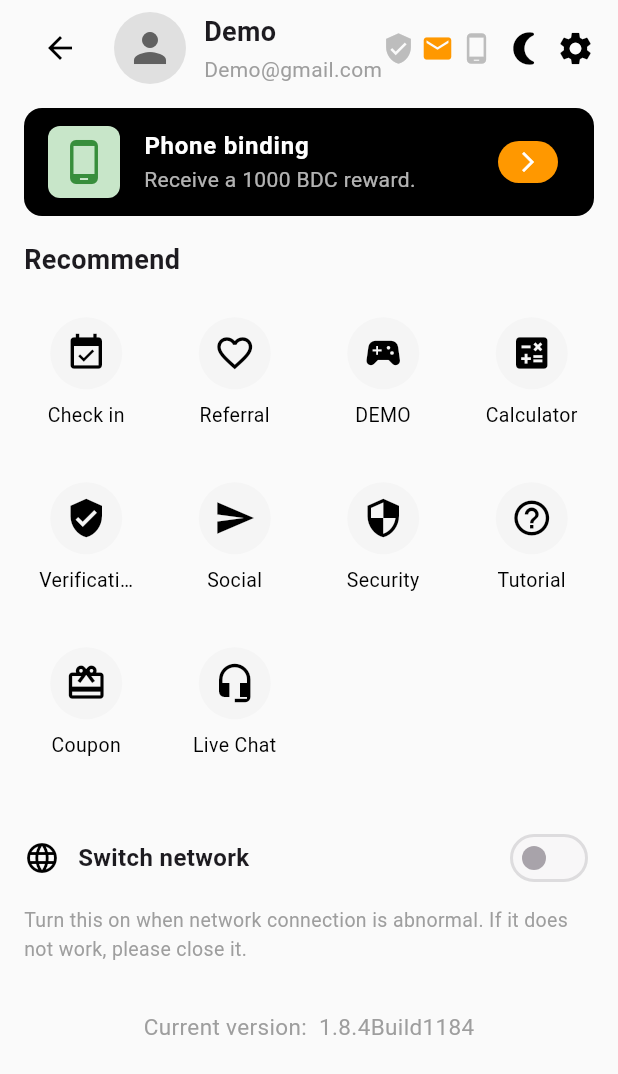
After one commit to DiabloRM/Forex_Dana_Clone, a Flutter app: the screen it shows after launch, after a tap on the "person" icon, on a phone screen of 412 x 824 dp. The commit adds this screen. Shown: the top 1074 px of the screen. Run offline on Flutter 3.47's test engine with Material 3 defaults, Android fonts, the phone set to English and light mode, and no system bars.

Commit message:
user profile updated

```diff
--- a/forexdana/lib/app.dart
+++ b/forexdana/lib/app.dart
@@ -43,12 +43,12 @@ class _AppState extends State<App> {
           onTap: _onItemTapped,
           items: const [
             BottomNavigationBarItem(
-              icon: Icon(Icons.show_chart),
+              icon: Icon(Icons.show_chart_outlined),
               label: 'Markets',
             ),
             BottomNavigationBarItem(icon: Icon(Icons.sync), label: 'Positions'),
             BottomNavigationBarItem(
-              icon: Icon(Icons.crop_square),
+              icon: Icon(Icons.compass_calibration_outlined),
               label: 'Square',
             ),
             BottomNavigationBarItem(
--- /dev/null
+++ b/forexdana/lib/features/auth/screens/account_setting.dart
@@ -0,0 +1,71 @@
+import 'package:flutter/material.dart';
+
+class AccountSettingScreen extends StatelessWidget {
+  const AccountSettingScreen({Key? key}) : super(key: key);
+
+  @override
+  Widget build(BuildContext context) {
+    return Scaffold(
+      appBar: AppBar(
+        backgroundColor: Colors.white,
+        elevation: 0,
+        leading: IconButton(
+          icon: const Icon(Icons.arrow_back, color: Colors.black),
+          onPressed: () => Navigator.of(context).pop(),
+        ),
+        title: const Text(
+          'Account Settings',
+          style: TextStyle(color: Colors.black, fontWeight: FontWeight.w500),
+        ),
+        centerTitle: true,
+      ),
+      backgroundColor: Colors.white,
+      body: Column(
+        children: [
+          const Divider(height: 1),
+          ListTile(
+            title: const Text('Profile Picture'),
+            trailing: Row(
+              mainAxisSize: MainAxisSize.min,
+              children: [
+                CircleAvatar(
+                  radius: 20,
+                  backgroundColor: Colors.grey.shade200,
+                  child: Icon(Icons.person, color: Colors.deepPurple, size: 28),
+                ),
+                const SizedBox(width: 8),
+                const Icon(Icons.chevron_right, color: Colors.grey),
+              ],
+            ),
+            onTap: () {},
+          ),
+          const Divider(height: 1),
+          ListTile(
+            title: const Text('Nickname'),
+            trailing: Row(
+              mainAxisSize: MainAxisSize.min,
+              children: const [
+                Text(
+                  'Demo',
+                  style: TextStyle(color: Colors.grey, fontSize: 16),
+                ),
+                SizedBox(width: 8),
+                Icon(Icons.chevron_right, color: Colors.grey),
+              ],
+            ),
+            onTap: () {},
+          ),
+          const Divider(height: 1),
+          ListTile(
+            title: const Text('Account'),
+            trailing: const Text(
+              'Demo@gmail.com',
+              style: TextStyle(color: Colors.grey, fontSize: 16),
+            ),
+          ),
+          const Divider(height: 1),
+        ],
+      ),
+    );
+  }
+}
--- a/forexdana/lib/features/dashboard/screens/market_screen.dart
+++ b/forexdana/lib/features/dashboard/screens/market_screen.dart
@@ -2,6 +2,7 @@ import 'package:flutter/material.dart';
 import '../widgets/action_icon.dart';
 import '../widgets/instrument_row.dart';
 import '../widgets/tab_item.dart';
+import 'user_screen.dart';
 
 class MarketScreen extends StatelessWidget {
   const MarketScreen({Key? key}) : super(key: key);
@@ -15,9 +16,17 @@ class MarketScreen extends StatelessWidget {
         elevation: 0,
         leading: Padding(
           padding: const EdgeInsets.all(8.0),
-          child: CircleAvatar(
-            backgroundColor: Colors.grey.shade300,
-            child: Icon(Icons.person, color: Colors.grey.shade600),
+          child: GestureDetector(
+            onTap: () {
+              Navigator.push(
+                context,
+                MaterialPageRoute(builder: (context) => const UserScreen()),
+              );
+            },
+            child: CircleAvatar(
+              backgroundColor: Colors.grey.shade300,
+              child: Icon(Icons.person, color: Colors.grey.shade600),
+            ),
           ),
         ),
         title: Container(
--- /dev/null
+++ b/forexdana/lib/features/dashboard/screens/user_screen.dart
@@ -0,0 +1,288 @@
+import 'package:flutter/material.dart';
+import '../../auth/screens/account_setting.dart';
+
+class UserScreen extends StatelessWidget {
+  const UserScreen({Key? key}) : super(key: key);
+
+  @override
+  Widget build(BuildContext context) {
+    return Scaffold(
+      backgroundColor: Colors.grey.shade50,
+      body: SafeArea(
+        child: Column(
+          children: [
+            // Top bar
+            Padding(
+              padding: const EdgeInsets.symmetric(horizontal: 16, vertical: 8),
+              child: Row(
+                children: [
+                  IconButton(
+                    icon: Icon(Icons.arrow_back, color: Colors.black),
+                    onPressed: () {
+                      Navigator.of(context).pop();
+                    },
+                  ),
+                  const SizedBox(width: 12),
+                  GestureDetector(
+                    onTap: () {
+                      Navigator.push(
+                        context,
+                        MaterialPageRoute(
+                          builder: (context) => const AccountSettingScreen(),
+                        ),
+                      );
+                    },
+                    child: Row(
+                      children: [
+                        CircleAvatar(
+                          radius: 24,
+                          backgroundColor: Colors.grey.shade300,
+                          child: Icon(
+                            Icons.person,
+                            color: Colors.grey.shade700,
+                            size: 32,
+                          ),
+                        ),
+                        const SizedBox(width: 12),
+                        Column(
+                          crossAxisAlignment: CrossAxisAlignment.start,
+                          children: const [
+                            Text(
+                              'Demo',
+                              style: TextStyle(
+                                fontWeight: FontWeight.bold,
+                                fontSize: 18,
+                              ),
+                            ),
+                            SizedBox(height: 2),
+                            Text(
+                              'Demo@gmail.com',
+                              style: TextStyle(
+                                color: Colors.grey,
+                                fontSize: 14,
+                              ),
+                            ),
+                          ],
+                        ),
+                      ],
+                    ),
+                  ),
+                  Row(
+                    children: [
+                      Icon(
+                        Icons.verified_user,
+                        color: Colors.grey.shade400,
+                        size: 22,
+                      ),
+                      const SizedBox(width: 4),
+                      Icon(Icons.email, color: Colors.orange, size: 22),
+                      const SizedBox(width: 4),
+                      Icon(
+                        Icons.phone_android,
+                        color: Colors.grey.shade400,
+                        size: 22,
+                      ),
+                    ],
+                  ),
+                  const SizedBox(width: 8),
+                  Icon(Icons.nightlight_round, color: Colors.black, size: 26),
+                  const SizedBox(width: 8),
+                  Icon(Icons.settings, color: Colors.black, size: 26),
+                ],
+              ),
+            ),
+            // Phone binding banner
+            Padding(
+              padding: const EdgeInsets.symmetric(horizontal: 16, vertical: 8),
+              child: Container(
+                decoration: BoxDecoration(
+                  color: Colors.black,
+                  borderRadius: BorderRadius.circular(12),
+                ),
+                child: ListTile(
+                  leading: Container(
+                    decoration: BoxDecoration(
+                      color: Colors.green.shade100,
+                      borderRadius: BorderRadius.circular(8),
+                    ),
+                    padding: const EdgeInsets.all(8),
+                    child: Icon(
+                      Icons.phone_android,
+                      color: Colors.green.shade700,
+                      size: 32,
+                    ),
+                  ),
+                  title: const Text(
+                    'Phone binding',
+                    style: TextStyle(
+                      color: Colors.white,
+                      fontWeight: FontWeight.bold,
+                    ),
+                  ),
+                  subtitle: const Text(
+                    'Receive a 1000 BDC reward.',
+                    style: TextStyle(color: Colors.white70),
+                  ),
+                  trailing: Container(
+                    decoration: BoxDecoration(
+                      color: Colors.orange,
+                      borderRadius: BorderRadius.circular(20),
+                    ),
+                    padding: const EdgeInsets.symmetric(
+                      horizontal: 12,
+                      vertical: 6,
+                    ),
+                    child: const Icon(
+                      Icons.arrow_forward_ios,
+                      color: Colors.white,
+                      size: 16,
+                    ),
+                  ),
+                ),
+              ),
+            ),
+            // Recommend grid
+            Expanded(
+              child: SingleChildScrollView(
+                child: Column(
+                  crossAxisAlignment: CrossAxisAlignment.start,
+                  children: [
+                    const Padding(
+                      padding: EdgeInsets.symmetric(
+                        horizontal: 16,
+                        vertical: 8,
+                      ),
+                      child: Text(
+                        'Recommend',
+                        style: TextStyle(
+                          fontWeight: FontWeight.bold,
+                          fontSize: 18,
+                        ),
+                      ),
+                    ),
+                    Padding(
+                      padding: const EdgeInsets.symmetric(horizontal: 8),
+                      child: GridView.count(
+                        crossAxisCount: 4,
+                        shrinkWrap: true,
+                        physics: const NeverScrollableScrollPhysics(),
+                        childAspectRatio: 0.9,
+                        children: const [
+                          _RecommendIcon(
+                            icon: Icons.event_available,
+                            label: 'Check in',
+                          ),
+                          _RecommendIcon(
+                            icon: Icons.favorite_border,
+                            label: 'Referral',
+                          ),
+                          _RecommendIcon(
+                            icon: Icons.sports_esports,
+                            label: 'DEMO',
+                          ),
+                          _RecommendIcon(
+                            icon: Icons.calculate,
+                            label: 'Calculator',
+                          ),
+                          _RecommendIcon(
+                            icon: Icons.verified_user,
+                            label: 'Verificati…',
+                          ),
+                          _RecommendIcon(icon: Icons.send, label: 'Social'),
+                          _RecommendIcon(
+                            icon: Icons.security,
+                            label: 'Security',
+                          ),
+                          _RecommendIcon(
+                            icon: Icons.help_outline,
+                            label: 'Tutorial',
+                          ),
+                          _RecommendIcon(
+                            icon: Icons.card_giftcard,
+                            label: 'Coupon',
+                          ),
+                          _RecommendIcon(
+                            icon: Icons.headset_mic,
+                            label: 'Live Chat',
+                          ),
+                        ],
+                      ),
+                    ),
+                    const SizedBox(height: 16),
+                    // Switch network
+                    Padding(
+                      padding: EdgeInsets.symmetric(
+                        horizontal: 16,
+                        vertical: 8,
+                      ),
+                      child: Row(
+                        children: [
+                          Icon(Icons.language, color: Colors.black),
+                          const SizedBox(width: 12),
+                          const Expanded(
+                            child: Text(
+                              'Switch network',
+                              style: TextStyle(
+                                fontWeight: FontWeight.bold,
+                                fontSize: 16,
+                              ),
+                            ),
+                          ),
+                          Switch(value: false, onChanged: null),
+                        ],
+                      ),
+                    ),
+                    const Padding(
+                      padding: EdgeInsets.symmetric(horizontal: 16),
+                      child: Text(
+                        'Turn this on when network connection is abnormal. If it does not work, please close it.',
+                        style: TextStyle(color: Colors.grey, fontSize: 13),
+                      ),
+                    ),
+                    const SizedBox(height: 32),
+                    // Version info
+                    Center(
+                      child: Text(
+                        'Current version:  1.8.4Build1184',
+                        style: TextStyle(color: Colors.grey, fontSize: 15),
+                      ),
+                    ),
+                    const SizedBox(height: 16),
+                  ],
+                ),
+              ),
+            ),
+          ],
+        ),
+      ),
+    );
+  }
+}
+
+class _RecommendIcon extends StatelessWidget {
+  final IconData icon;
+  final String label;
+  const _RecommendIcon({required this.icon, required this.label});
+
+  @override
+  Widget build(BuildContext context) {
+    return Column(
+      mainAxisAlignment: MainAxisAlignment.center,
+      children: [
+        CircleAvatar(
+          backgroundColor: Colors.grey.shade100,
+          radius: 24,
+          child: Icon(icon, color: Colors.black, size: 28),
+        ),
+        const SizedBox(height: 8),
+        Text(
+          label,
+          style: const TextStyle(fontSize: 13, color: Colors.black),
+          textAlign: TextAlign.center,
+          maxLines: 2,
+          overflow: TextOverflow.ellipsis,
+        ),
+      ],
+    );
+  }
+}
```
Also changed, not shown: 3 other files.
